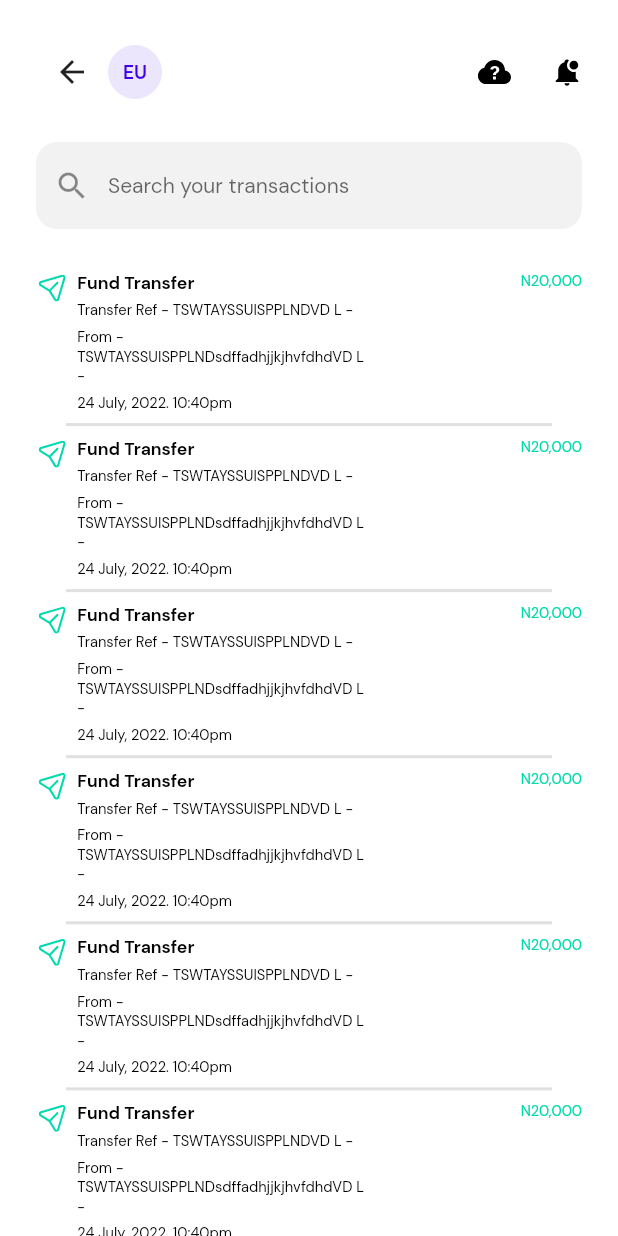
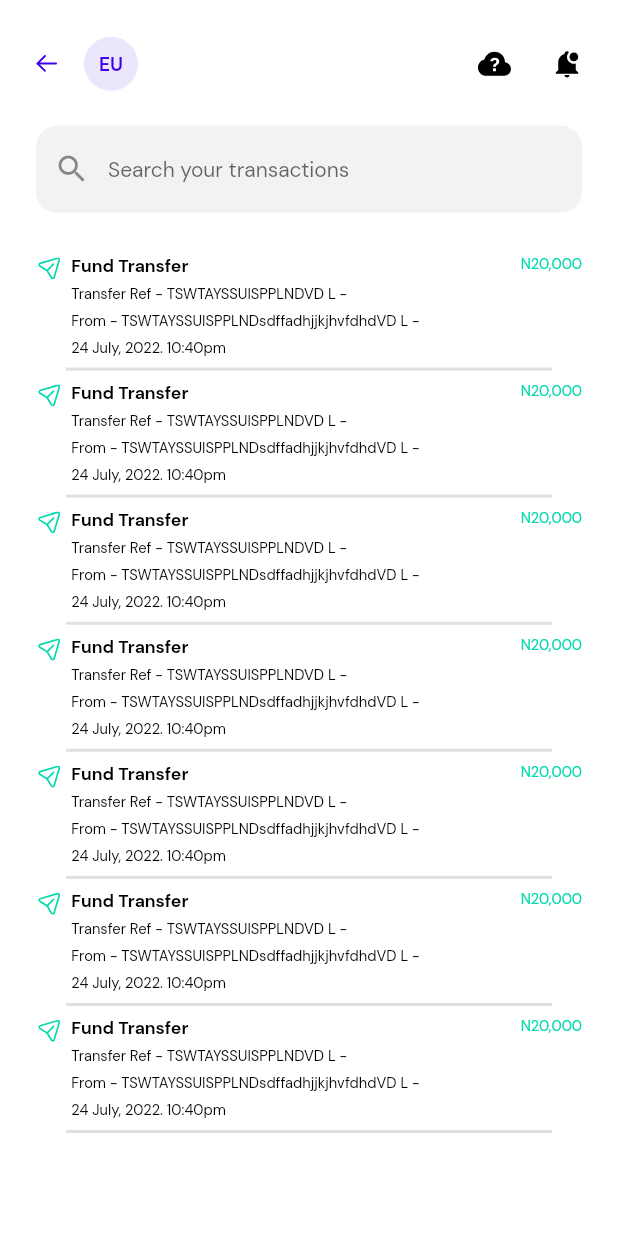
Before and after one commit to tech-cleverafrica/sprout-mobile, a Flutter app: the BottomNav screen opened directly, after a tap on "See All", on a phone screen of 412 x 824 dp. Run offline on Flutter 3.47's test engine with Material 2 defaults, Android fonts, the phone set to English and light mode, and no system bars; drawn by our look-alikes of flutter_styled_toast; our stand-ins replace badges, community_material_icon, dropdown_button2, flutter_easyloading, flutter_masked_text2, flutter_pw_validator and 7 more; missing offline and left inert: neon_circular_timer; accounts and stored records are empty.

Commit message:
modified back button

```diff
--- a/lib/src/components/home/view/bottom_nav.dart
+++ b/lib/src/components/home/view/bottom_nav.dart
@@ -61,7 +61,6 @@ class _BottomNavState extends State<BottomNav> {
             decoration: BoxDecoration(
                 borderRadius: BorderRadius.circular(30),
                 color: isDarkMode ? AppColors.greyDot : AppColors.white),
-            padding: EdgeInsets.symmetric(horizontal: 4.0),
             child: Row(
               mainAxisAlignment: MainAxisAlignment.spaceEvenly,
               crossAxisAlignment: CrossAxisAlignment.center,
--- a/lib/src/components/home/view/widgets.dart
+++ b/lib/src/components/home/view/widgets.dart
@@ -3,6 +3,7 @@ import 'package:flutter/material.dart';
 import 'package:flutter_screenutil/flutter_screenutil.dart';
 import 'package:flutter_svg/svg.dart';
 import 'package:get/get.dart';
+import 'package:sprout_mobile/src/components/help/view/complaint.dart';
 import 'package:sprout_mobile/src/components/home/controller/home_controller.dart';
 
 import '../../../utils/app_colors.dart';
@@ -43,11 +44,14 @@ getHomeHeader(bool isDarkMode) {
         ),
         Row(
           children: [
-            SvgPicture.asset(
-              AppSvg.upload,
-              height: 18,
-              width: 20,
-              color: isDarkMode ? AppColors.white : AppColors.black,
+            InkWell(
+              onTap: () => Get.to(() => ComplaintScreen()),
+              child: SvgPicture.asset(
+                AppSvg.upload,
+                height: 18,
+                width: 20,
+                color: isDarkMode ? AppColors.white : AppColors.black,
+              ),
             ),
             addHorizontalSpace(24.w),
             SvgPicture.asset(
@@ -76,7 +80,7 @@ class HistoryCard extends StatelessWidget {
   @override
   Widget build(BuildContext context) {
     return Padding(
-      padding: const EdgeInsets.symmetric(horizontal: 0),
+      padding: EdgeInsets.symmetric(horizontal: 0),
       child: Container(
         width: double.infinity,
         child: Column(
@@ -92,6 +96,8 @@ class HistoryCard extends StatelessWidget {
                     SvgPicture.asset(
                       AppSvg.send,
                       color: AppColors.mainGreen,
+                      height: 18,
+                      width: 18,
                     ),
                     addHorizontalSpace(5.w),
                     Column(
@@ -109,7 +115,7 @@ class HistoryCard extends StatelessWidget {
                         ),
                         addVerticalSpace(5.h),
                         Container(
-                          width: 180.w,
+                          width: MediaQuery.of(context).size.width * .6,
                           child: Text(
                             "Transfer Ref - TSWTAYSSUISPPLNDVD L - ",
                             style: TextStyle(
@@ -123,7 +129,7 @@ class HistoryCard extends StatelessWidget {
                         ),
                         addVerticalSpace(5.h),
                         Container(
-                          width: 180.w,
+                          width: MediaQuery.of(context).size.width * .6,
                           child: Text(
                             "From - TSWTAYSSUISPPLNDsdffadhjjkjhvfdhdVD L - ",
                             style: TextStyle(
@@ -137,7 +143,7 @@ class HistoryCard extends StatelessWidget {
                         ),
                         addVerticalSpace(5.h),
                         Container(
-                          width: 180.w,
+                          width: MediaQuery.of(context).size.width * .6,
                           child: Text(
                             "24 July, 2022. 10:40pm ",
                             style: TextStyle(
--- a/lib/src/public/widgets/general_widgets.dart
+++ b/lib/src/public/widgets/general_widgets.dart
@@ -25,11 +25,18 @@ getHeader(bool isDarkMode) {
       children: [
         Row(
           children: [
-            IconButton(
-                onPressed: () {
-                  Get.back();
-                },
-                icon: Icon(Icons.arrow_back)),
+            InkWell(
+              onTap: () => Get.back(),
+              child: SvgPicture.asset(
+                AppSvg.arrow_left,
+                width: 14.0,
+                height: 15.0,
+                color: isDarkMode ? AppColors.greyBg : AppColors.primaryColor,
+              ),
+            ),
+            SizedBox(
+              width: 18,
+            ),
             Container(
               decoration: BoxDecoration(
                   shape: BoxShape.circle,
--- a/lib/src/utils/app_svgs.dart
+++ b/lib/src/utils/app_svgs.dart
@@ -62,4 +62,5 @@ class AppSvg {
   static const String mtn = path + 'mtn.svg';
 
   static const String upload = path + 'upload.svg';
+  static const String arrow_left = path + 'arrow-left-light.svg';
 }
```
Also changed, not shown: lib/src/components/help/view/complaint.dart (added, +153 -0 lines), assets/svgs/arrow-left-light.svg (added).
